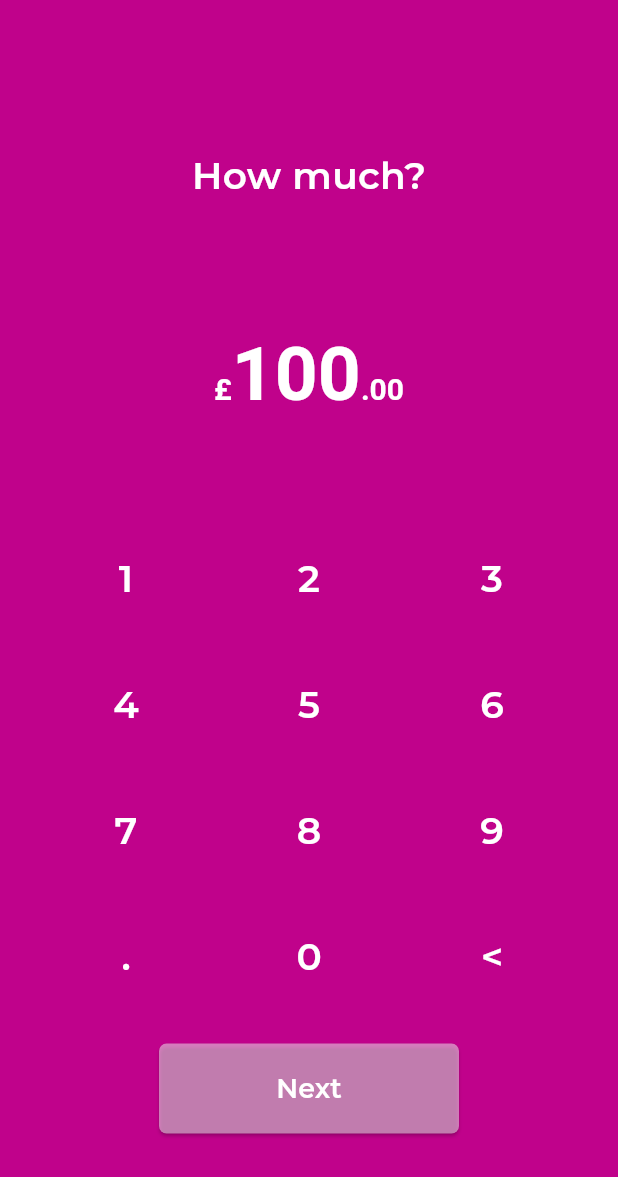
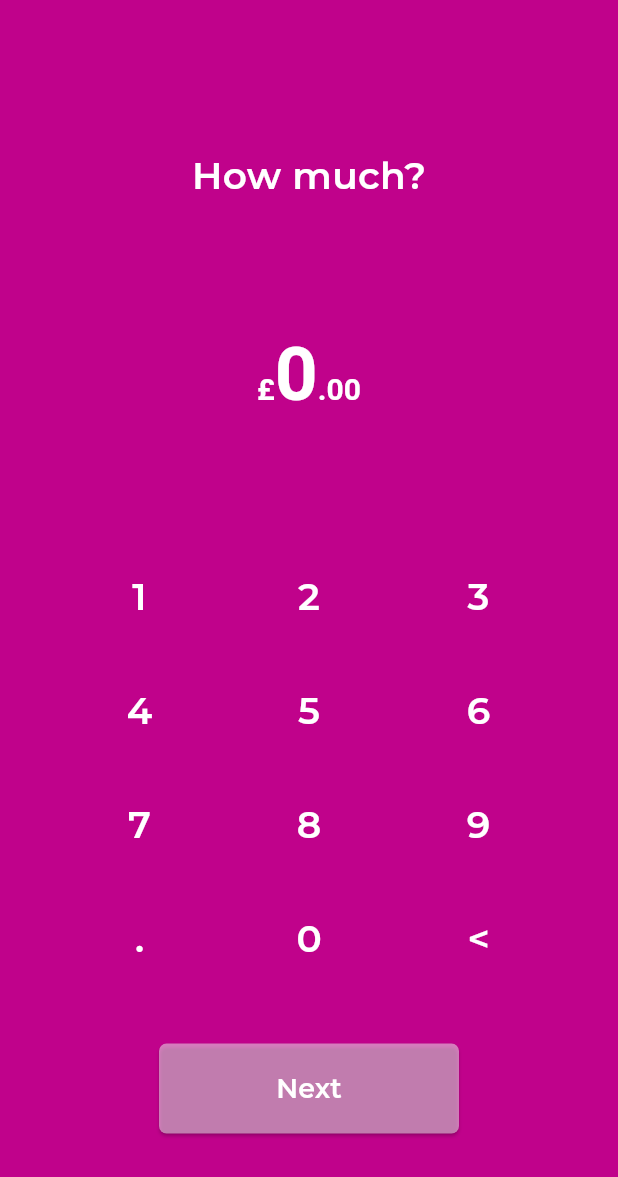
Before and after one commit to nedzmijak/MoneyApp, a Flutter app: the PayScreen screen opened by its route, on a phone screen of 412 x 824 dp, the part 59-1236 px from its top. Run offline on Flutter 3.47's test engine with Material 3 defaults, Android fonts, the phone set to English and light mode, and no system bars; our stand-ins replace flutter_bloc, flutter_svg, go_router, google_fonts.

Commit message:
show amount on screen

```diff
--- /dev/null
+++ b/moneyapp/lib/src/features/pay/bloc/amoun_state.dart
@@ -0,0 +1,20 @@
+class AmountState {
+  final String amount;
+
+  const AmountState({this.amount = "0"});
+
+  AmountState copyWith({String? amount}) {
+    return AmountState(amount: amount ?? this.amount);
+  }
+
+  @override
+  bool operator ==(Object other) {
+    return identical(this, other) ||
+        (other is AmountState &&
+            runtimeType == other.runtimeType &&
+            amount == other.amount);
+  }
+
+  @override
+  int get hashCode => amount.hashCode;
+}
--- /dev/null
+++ b/moneyapp/lib/src/features/pay/bloc/amount_cubit.dart
@@ -0,0 +1,41 @@
+import 'package:flutter_bloc/flutter_bloc.dart';
+import 'package:moneyapp/src/features/pay/bloc/amoun_state.dart';
+
+class AmountCubit extends Cubit<AmountState> {
+  AmountCubit() : super(const AmountState());
+
+  void addDigit(String digit) {
+    String newAmount = state.amount;
+
+    if (digit == ".") {
+      if (newAmount.contains(".")) return;
+      newAmount += digit;
+    } else {
+      if (newAmount == "0") {
+        newAmount = digit;
+      } else {
+        newAmount += digit;
+      }
+    }
+
+    emit(state.copyWith(amount: newAmount));
+  }
+
+  void deleteDigit() {
+    if (state.amount.isEmpty || state.amount == "0") {
+      return;
+    }
+
+    String newAmount = state.amount.substring(0, state.amount.length - 1);
+
+    if (newAmount.isEmpty || newAmount == ".") {
+      newAmount = "0";
+    }
+
+    emit(state.copyWith(amount: newAmount));
+  }
+
+  void resetAmount() {
+    emit(const AmountState());
+  }
+}
--- a/moneyapp/lib/src/features/pay/screens/pay_screen.dart
+++ b/moneyapp/lib/src/features/pay/screens/pay_screen.dart
@@ -1,7 +1,10 @@
 import 'package:flutter/material.dart';
+import 'package:flutter_bloc/flutter_bloc.dart';
 import 'package:flutter_svg/flutter_svg.dart';
 import 'package:go_router/go_router.dart';
 import 'package:google_fonts/google_fonts.dart';
+import 'package:moneyapp/src/features/pay/bloc/amoun_state.dart';
+import 'package:moneyapp/src/features/pay/bloc/amount_cubit.dart';
 import 'package:moneyapp/src/routing/app_routes.dart';
 
 class PayScreen extends StatelessWidget {
@@ -35,10 +38,8 @@ class PayScreen extends StatelessWidget {
       body: SingleChildScrollView(
         child: Center(
           child: Column(
-          mainAxisAlignment: MainAxisAlignment.center,
-          crossAxisAlignment: CrossAxisAlignment.center,
             children: [
-            SizedBox(height: 82),
+              const SizedBox(height: 82),
               Text(
                 "How much?",
                 style: GoogleFonts.montserrat(
@@ -46,192 +47,52 @@ class PayScreen extends StatelessWidget {
                     fontSize: 25,
                     color: Colors.white),
               ),
-            SizedBox(
-              height: 86,
-            ),
-            RichText(
+              const SizedBox(height: 86),
+              BlocBuilder<AmountCubit, AmountState>(
+                builder: (context, state) {
+                  print("Current amount in UI: ${state.amount}");
+                  String displayAmount = state.amount;
+
+                  if (displayAmount.isEmpty) displayAmount = "0";
+
+                  if (!displayAmount.contains(".")) {
+                    displayAmount += ".00";
+                  } else {
+                    final parts = displayAmount.split(".");
+                    if (parts[1].length < 2) {
+                      displayAmount =
+                          "${parts[0]}.${parts[1].padRight(2, '0')}";
+                    }
+                  }
+
+                  final wholePart = displayAmount.split(".")[0];
+                  final decimalPart = displayAmount.split(".")[1];
+
+                  return RichText(
                     text: TextSpan(
                       style: GoogleFonts.montserrat(
                         color: Colors.white,
                         fontWeight: FontWeight.w600,
                       ),
                       children: [
+                        const TextSpan(
+                            text: '£', style: TextStyle(fontSize: 20)),
                         TextSpan(
-                    text: '£',
-                    style: TextStyle(fontSize: 20),
-                  ),
+                            text: wholePart,
+                            style: const TextStyle(fontSize: 50)),
                         TextSpan(
-                    text: '100',
-                    style: TextStyle(fontSize: 50),
-                  ),
-                  TextSpan(
-                    text: '.00',
-                    style: TextStyle(fontSize: 20),
-                  ),
+                            text: '.$decimalPart',
+                            style: const TextStyle(fontSize: 20)),
                       ],
                     ),
+                  );
+                },
               ),
-            SizedBox(
-              height: 80,
-            ),
+              const SizedBox(height: 80),
+              ..._buildNumberPad(context),
+              const SizedBox(height: 32),
               Padding(
-              padding: EdgeInsets.symmetric(horizontal: 60),
-              child: Row(
-                children: [
-                  IconButton(
-                      onPressed: () {},
-                      icon: Text(
-                        "1",
-                        style: GoogleFonts.montserrat(
-                            fontWeight: FontWeight.w600,
-                            fontSize: 25,
-                            color: Colors.white),
-                      )),
-                  Spacer(),
-                  IconButton(
-                      onPressed: () {},
-                      icon: Text(
-                        "2",
-                        style: GoogleFonts.montserrat(
-                            fontWeight: FontWeight.w600,
-                            fontSize: 25,
-                            color: Colors.white),
-                      )),
-                  Spacer(),
-                  IconButton(
-                      onPressed: () {},
-                      icon: Text(
-                        "3",
-                        style: GoogleFonts.montserrat(
-                            fontWeight: FontWeight.w600,
-                            fontSize: 25,
-                            color: Colors.white),
-                      )),
-                ],
-              ),
-            ),
-            SizedBox(
-              height: 32,
-            ),
-            Padding(
-              padding: EdgeInsets.symmetric(horizontal: 60),
-              child: Row(
-                children: [
-                  IconButton(
-                      onPressed: () {},
-                      icon: Text(
-                        "4",
-                        style: GoogleFonts.montserrat(
-                            fontWeight: FontWeight.w600,
-                            fontSize: 25,
-                            color: Colors.white),
-                      )),
-                  Spacer(),
-                  IconButton(
-                      onPressed: () {},
-                      icon: Text(
-                        "5",
-                        style: GoogleFonts.montserrat(
-                            fontWeight: FontWeight.w600,
-                            fontSize: 25,
-                            color: Colors.white),
-                      )),
-                  Spacer(),
-                  IconButton(
-                      onPressed: () {},
-                      icon: Text(
-                        "6",
-                        style: GoogleFonts.montserrat(
-                            fontWeight: FontWeight.w600,
-                            fontSize: 25,
-                            color: Colors.white),
-                      )),
-                ],
-              ),
-            ),
-            SizedBox(
-              height: 32,
-            ),
-            Padding(
-              padding: EdgeInsets.symmetric(horizontal: 60),
-              child: Row(
-                children: [
-                  IconButton(
-                      onPressed: () {},
-                      icon: Text(
-                        "7",
-                        style: GoogleFonts.montserrat(
-                            fontWeight: FontWeight.w600,
-                            fontSize: 25,
-                            color: Colors.white),
-                      )),
-                  Spacer(),
-                  IconButton(
-                      onPressed: () {},
-                      icon: Text(
-                        "8",
-                        style: GoogleFonts.montserrat(
-                            fontWeight: FontWeight.w600,
-                            fontSize: 25,
-                            color: Colors.white),
-                      )),
-                  Spacer(),
-                  IconButton(
-                      onPressed: () {},
-                      icon: Text(
-                        "9",
-                        style: GoogleFonts.montserrat(
-                            fontWeight: FontWeight.w600,
-                            fontSize: 25,
-                            color: Colors.white),
-                      )),
-                ],
-              ),
-            ),
-            SizedBox(
-              height: 32,
-            ),
-            Padding(
-              padding: EdgeInsets.symmetric(horizontal: 60),
-              child: Row(
-                children: [
-                  IconButton(
-                      onPressed: () {},
-                      icon: Text(
-                        ".",
-                        style: GoogleFonts.montserrat(
-                            fontWeight: FontWeight.w600,
-                            fontSize: 25,
-                            color: Colors.white),
-                      )),
-                  Spacer(),
-                  IconButton(
-                      onPressed: () {},
-                      icon: Text(
-                        "0",
-                        style: GoogleFonts.montserrat(
-                            fontWeight: FontWeight.w600,
-                            fontSize: 25,
-                            color: Colors.white),
-                      )),
-                  Spacer(),
-                  IconButton(
-                      onPressed: () {},
-                      icon: Text(
-                        "<",
-                        style: GoogleFonts.montserrat(
-                            fontWeight: FontWeight.w600,
-                            fontSize: 25,
-                            color: Colors.white),
-                      )),
-                ],
-              ),
-            ),
-            SizedBox(
-              height: 32,
-            ),
-            Padding(
-                padding: EdgeInsets.only(left: 80, right: 80, bottom: 34),
+                padding: const EdgeInsets.only(left: 80, right: 80, bottom: 34),
                 child: SizedBox(
                   width: 200,
                   height: 60,
@@ -240,21 +101,74 @@ class PayScreen extends StatelessWidget {
                       context.go(AppRoutes.payWho);
                     },
                     style: ElevatedButton.styleFrom(
-                        backgroundColor: Color.fromRGBO(247, 247, 247, 0.5),
+                      backgroundColor: const Color.fromRGBO(247, 247, 247, 0.5),
                       shape: RoundedRectangleBorder(
-                            borderRadius: BorderRadius.circular(5))),
+                        borderRadius: BorderRadius.circular(5),
+                      ),
+                    ),
                     child: Text(
                       "Next",
                       style: GoogleFonts.montserrat(
                         fontWeight: FontWeight.w600,
                         fontSize: 18,
-                          color: Colors.white),
+                        color: Colors.white,
                       ),
                     ),
-                ))
+                  ),
+                ),
+              )
             ],
           ),
-      )),
+        ),
+      ),
     );
   }
+
+  List<Widget> _buildNumberPad(BuildContext context) {
+    final cubit = BlocProvider.of<AmountCubit>(context);
+    final buttons = [
+      ["1", "2", "3"],
+      ["4", "5", "6"],
+      ["7", "8", "9"],
+      [".", "0", "<"],
+    ];
+
+    return buttons.map((row) {
+      return Padding(
+        padding: const EdgeInsets.symmetric(horizontal: 10, vertical: 8),
+        child: Row(
+          mainAxisAlignment: MainAxisAlignment.spaceEvenly,
+          children: row.map((text) {
+            return SizedBox(
+              width: 60,
+              height: 60,
+              child: TextButton(
+                style: TextButton.styleFrom(
+                  foregroundColor: Colors.white,
+                  shape: RoundedRectangleBorder(
+                    borderRadius: BorderRadius.circular(30),
+                  ),
+                ),
+                onPressed: () {
+                  if (text == "<") {
+                    cubit.deleteDigit();
+                  } else {
+                    cubit.addDigit(text);
                   }
+                },
+                child: Text(
+                  text,
+                  style: GoogleFonts.montserrat(
+                    fontWeight: FontWeight.w600,
+                    fontSize: 25,
+                    color: Colors.white,
+                  ),
+                ),
+              ),
+            );
+          }).toList(),
+        ),
+      );
+    }).toList();
+  }
+}
--- a/moneyapp/lib/src/features/pay/screens/pay_who_screen.dart
+++ b/moneyapp/lib/src/features/pay/screens/pay_who_screen.dart
@@ -80,7 +80,7 @@ class PayWhoScreen extends StatelessWidget {
                       height: 60,
                       child: ElevatedButton(
                         onPressed: () {
-                          context.go(AppRoutes.payWho);
+                          context.go(AppRoutes.transactions);
                         },
                         style: ElevatedButton.styleFrom(
                             backgroundColor: Color.fromRGBO(247, 247, 247, 0.5),
--- a/moneyapp/lib/src/routing/app_router.dart
+++ b/moneyapp/lib/src/routing/app_router.dart
@@ -1,4 +1,6 @@
+import 'package:flutter_bloc/flutter_bloc.dart';
 import 'package:go_router/go_router.dart';
+import 'package:moneyapp/src/features/pay/bloc/amount_cubit.dart';
 import 'package:moneyapp/src/features/pay/screens/pay_screen.dart';
 import 'package:moneyapp/src/features/pay/screens/pay_who_screen.dart';
 import 'package:moneyapp/src/features/transactions/screens/transactions_screen.dart';
@@ -13,7 +15,10 @@ final GoRouter appRouter = GoRouter(
     ),
     GoRoute(
       path: AppRoutes.pay,
-      builder: (context, state) => PayScreen(),
+      builder: (context, state) => BlocProvider(
+        create: (context) => AmountCubit(),
+        child: PayScreen(),
+      ),
     ),
     GoRoute(
         path: AppRoutes.payWho, builder: (context, state) => PayWhoScreen()),
--- a/moneyapp/pubspec.yaml
+++ b/moneyapp/pubspec.yaml
@@ -37,6 +37,8 @@ dependencies:
   go_router: ^15.1.1
   google_fonts: ^6.2.1
   flutter_svg: ^2.1.0
+  bloc: ^9.0.0
+  flutter_bloc: ^9.1.1
 
 dev_dependencies:
   flutter_test:
```
Also changed, not shown: moneyapp/pubspec.lock. Lines whose indentation alone changed are shown as unchanged.
